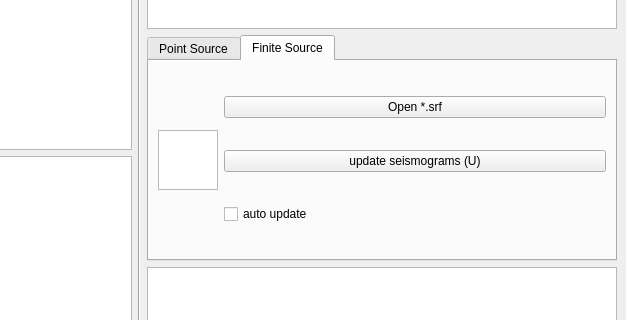
Qt form instaseis/gui/qt_window.ui (krischer/instaseis) before a commit; both pictures show x 724 to 1350 and y 119 to 439 of the 1350 by 755 pixel window.
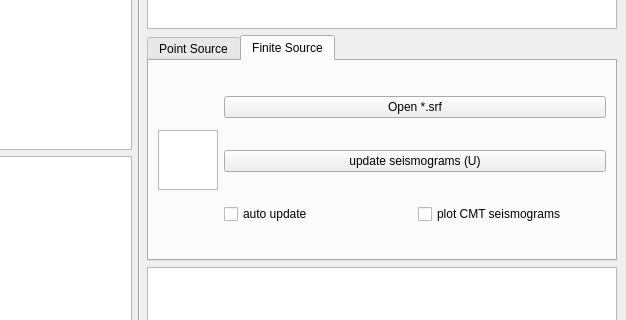
The same form after that commit. The open tabs and pages were chosen to show the change. Custom widgets are drawn as their Qt base class.

Commit message: enable plotting of seismograms based on CMT

What changed in the file:
```diff
--- a/instaseis/gui/qt_window.ui
+++ b/instaseis/gui/qt_window.ui
@@ -876,7 +876,7 @@
              <attribute name="title">
               <string>Finite Source</string>
              </attribute>
-             <layout class="QHBoxLayout" name="horizontalLayout_2">
+             <layout class="QHBoxLayout" name="horizontalLayout_4">
               <item>
                <widget class="Qt4MplCanvas" name="mt_fig_finite">
                 <property name="minimumSize">
@@ -913,6 +913,8 @@
                  </widget>
                 </item>
                 <item>
+                 <layout class="QHBoxLayout" name="horizontalLayout_2">
+                  <item>
                  <widget class="QCheckBox" name="auto_update_check_box">
                   <property name="enabled">
                    <bool>true</bool>
@@ -921,6 +923,18 @@
                    <string>auto update</string>
                   </property>
                  </widget>
+                  </item>
+                  <item>
+                   <widget class="QCheckBox" name="plot_CMT_check_box">
+                    <property name="enabled">
+                     <bool>true</bool>
+                    </property>
+                    <property name="text">
+                     <string>plot CMT seismograms</string>
+                    </property>
+                   </widget>
+                  </item>
+                 </layout>
                 </item>
                </layout>
               </item>
```
Lines whose indentation alone changed are shown as unchanged. The commit also changes 2 other files.
